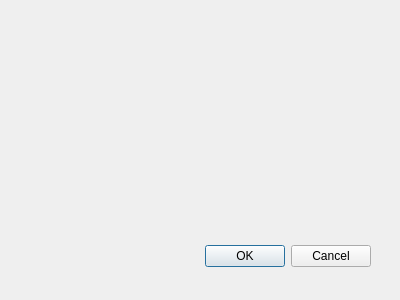
First picture: the form in info_silo/UI/stock_search.ui, repository austinschaaf1/455_final, before the edit.
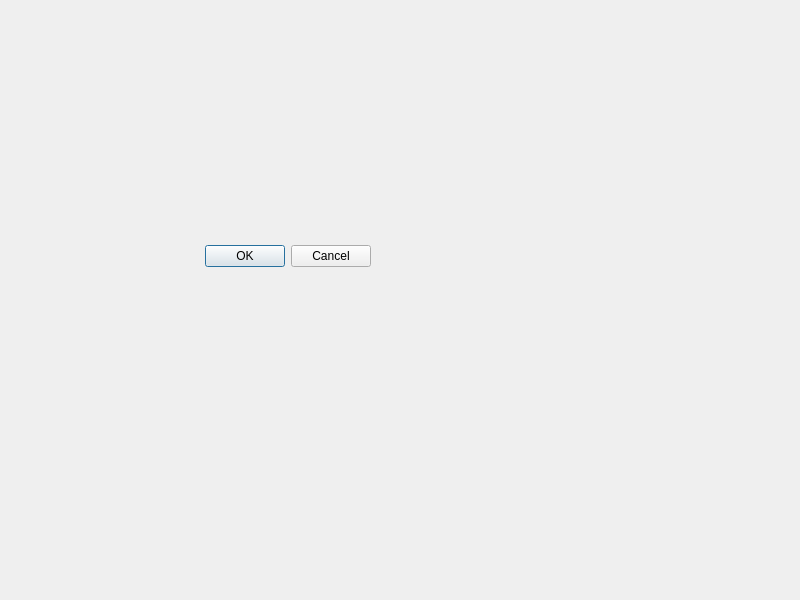
Second picture: the form after the edit.

```diff
--- a/info_silo/UI/stock_search.ui
+++ b/info_silo/UI/stock_search.ui
@@ -6,10 +6,22 @@
    <rect>
     <x>0</x>
     <y>0</y>
-    <width>400</width>
-    <height>300</height>
+    <width>800</width>
+    <height>600</height>
    </rect>
   </property>
+  <property name="minimumSize">
+   <size>
+    <width>800</width>
+    <height>600</height>
+   </size>
+  </property>
+  <property name="maximumSize">
+   <size>
+    <width>800</width>
+    <height>600</height>
+   </size>
+  </property>
   <property name="windowTitle">
    <string>Dialog</string>
   </property>
```
